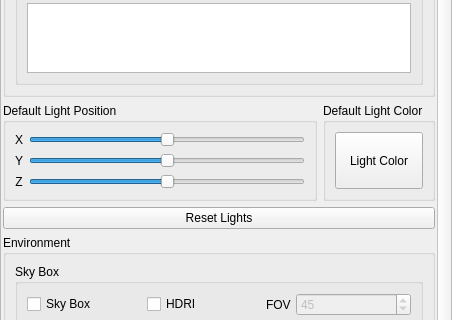
Before: the Qt Designer form ui/VisualizationEnvironmentPanel.ui in sharjith/ModelViewer-Qt, drawn with Qt 5; both pictures show x 0 to 452 and y 126 to 446 of the 452 by 698 pixel window.
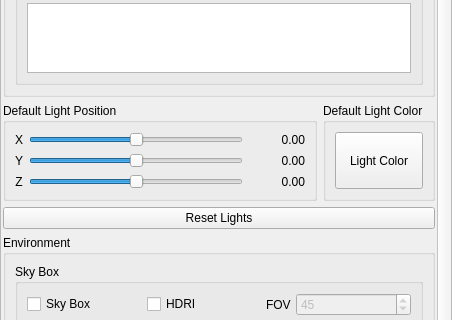
After: the same form once the commit is applied. Icons and pictures are not drawn.

Commit message: Fix default-light-position sliders becoming unusable on tiny-scale models

```diff
--- a/ui/VisualizationEnvironmentPanel.ui
+++ b/ui/VisualizationEnvironmentPanel.ui
@@ -247,6 +247,22 @@
                 </property>
                </widget>
               </item>
+              <item row="0" column="2">
+               <widget class="QLabel" name="labelLightPosXValue">
+                <property name="minimumSize">
+                 <size>
+                  <width>56</width>
+                  <height>0</height>
+                 </size>
+                </property>
+                <property name="text">
+                 <string>0.00</string>
+                </property>
+                <property name="alignment">
+                 <set>Qt::AlignmentFlag::AlignRight|Qt::AlignmentFlag::AlignVCenter</set>
+                </property>
+               </widget>
+              </item>
               <item row="1" column="0">
                <widget class="QLabel" name="labelLightY">
                 <property name="text">
@@ -270,6 +286,22 @@
                 </property>
                </widget>
               </item>
+              <item row="1" column="2">
+               <widget class="QLabel" name="labelLightPosYValue">
+                <property name="minimumSize">
+                 <size>
+                  <width>56</width>
+                  <height>0</height>
+                 </size>
+                </property>
+                <property name="text">
+                 <string>0.00</string>
+                </property>
+                <property name="alignment">
+                 <set>Qt::AlignmentFlag::AlignRight|Qt::AlignmentFlag::AlignVCenter</set>
+                </property>
+               </widget>
+              </item>
               <item row="2" column="0">
                <widget class="QLabel" name="labelLightZ">
                 <property name="text">
@@ -293,6 +325,22 @@
                 </property>
                </widget>
               </item>
+              <item row="2" column="2">
+               <widget class="QLabel" name="labelLightPosZValue">
+                <property name="minimumSize">
+                 <size>
+                  <width>56</width>
+                  <height>0</height>
+                 </size>
+                </property>
+                <property name="text">
+                 <string>0.00</string>
+                </property>
+                <property name="alignment">
+                 <set>Qt::AlignmentFlag::AlignRight|Qt::AlignmentFlag::AlignVCenter</set>
+                </property>
+               </widget>
+              </item>
              </layout>
             </widget>
            </item>
```
The commit also changes 2 other files.
